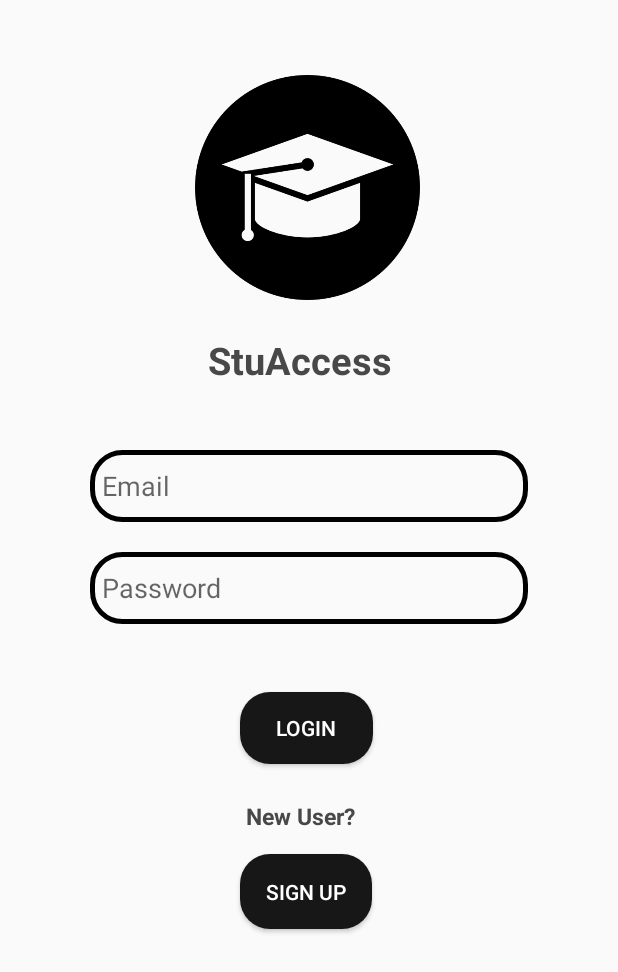
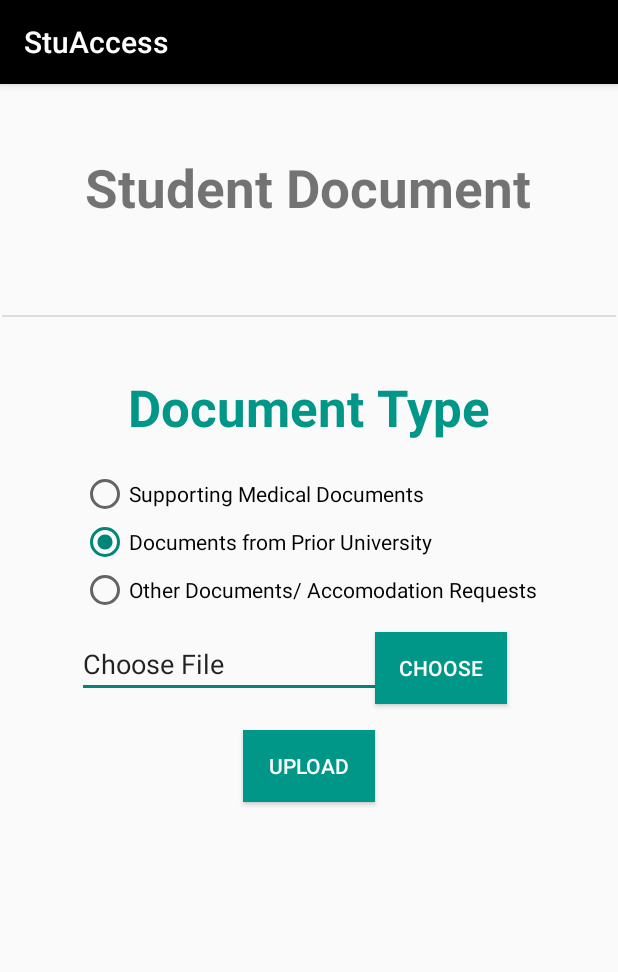
Before and after one commit to NIRAV-13/All-Access, an Android app: the screen it shows after launch (Login before the commit, UploadFile after it), on a phone screen of 412 x 824 dp. Shown: the top 972 px of the screen. Run offline under Robolectric (Android 15) with nearby library versions, the phone set to English and light mode, and no system bars; our stand-ins replace Firebase (no records; nobody signed in at launch, a user with empty details on screens opened directly).

Commit message:
Feature Stash Applied

```diff
--- a/app/build.gradle
+++ b/app/build.gradle
@@ -36,10 +36,10 @@ android {
 }
 
 dependencies {
-    implementation 'com.google.firebase:firebase-firestore:24.4.1'
+    implementation 'com.google.firebase:firebase-auth-ktx:21.0.2'
+    implementation 'com.google.firebase:firebase-firestore-ktx:24.4.1'
+    implementation 'com.google.firebase:firebase-database-ktx:20.1.0'
     implementation 'com.google.firebase:firebase-storage:20.1.0'
-    implementation 'com.android.volley:volley:1.2.1'
-    implementation 'com.google.firebase:firebase-database:20.0.4'
     def nav_version = "2.5.3"
 
     // Java language implementation
--- /dev/null
+++ b/app/src/main/java/com/mobile/macs_13/controller/FileOperation/UploadFile.kt
@@ -0,0 +1,96 @@
+package com.mobile.macs_13.controller.FileOperation
+
+import android.app.Activity
+import android.content.Intent
+import android.icu.text.UnicodeSet.EMPTY
+import android.net.Uri
+import android.net.Uri.EMPTY
+import android.os.Bundle
+import android.text.Editable
+import android.view.View
+import android.widget.Button
+import android.widget.EditText
+import android.widget.RadioButton
+import android.widget.RadioGroup
+import android.widget.Toast
+import androidx.appcompat.app.AppCompatActivity
+import com.google.firebase.storage.FirebaseStorage
+import com.google.firebase.storage.StorageReference
+import com.google.firebase.storage.UploadTask
+import com.mobile.macs_13.R
+
+
+class UploadFile : AppCompatActivity() {
+    lateinit var button: Button
+    val pdf: Int = 0
+    lateinit var uri: Uri
+    lateinit var mStorage: StorageReference
+    lateinit var choosebtn: Button
+    private var radioGroup: RadioGroup? = null
+    private  var selectedRadioButton: RadioButton? =null
+    override fun onCreate(savedInstanceState: Bundle?) {
+        uri = Uri.EMPTY
+        super.onCreate(savedInstanceState)
+        setContentView(R.layout.activity_upload_file)
+        mStorage = FirebaseStorage.getInstance().getReference("uploads")
+        button = findViewById(R.id.uploadButton)
+        choosebtn = findViewById(R.id.chooseButton)
+        radioGroup = findViewById(R.id.radiogroup);
+        radioGroup?.setOnCheckedChangeListener(
+            RadioGroup.OnCheckedChangeListener { group, checkedId ->
+                // The flow will come here when
+                // any of the radio buttons in the radioGroup
+                // has been clicked
+                // Check which radio button has been clicked
+                // Get the selected Radio Button
+                selectedRadioButton= group
+                    .findViewById<View>(checkedId) as RadioButton
+            })
+
+        choosebtn.setOnClickListener { view: View? ->
+            val intent = Intent()
+            intent.type = "application/pdf"
+            intent.setAction(Intent.ACTION_GET_CONTENT)
+            startActivityForResult(Intent.createChooser(intent, "Select PDF"), pdf)
+        }
+        button.setOnClickListener{
+            if(uri === Uri.EMPTY) {
+                    Toast.makeText(applicationContext,"Please Choose a File!",Toast.LENGTH_SHORT).show()
+                }
+                else{
+                upload()
+                }
+
+        }
+
+
+    }
+
+    override fun onActivityResult(requestCode: Int, resultCode: Int, data: Intent?) {
+        if (resultCode == Activity.RESULT_OK) {
+            if (requestCode == pdf) {
+                uri = data!!.data!!
+                val chooseFileText = findViewById<EditText>(R.id.chooseFileText)
+                chooseFileText?.setText(uri.toString())
+                //upload()
+            }
+        }
+        super.onActivityResult(requestCode, resultCode, data)
+    }
+
+
+    private fun upload(){
+        var mRefrence = mStorage.child(uri.lastPathSegment.toString())
+            mRefrence.putFile(uri).addOnSuccessListener { taskSnapshot: UploadTask.TaskSnapshot? ->
+                var url = taskSnapshot!!.uploadSessionUri
+//                val dwnTxt = findViewById<TextView>(R.id.dwnTxt)
+//                dwnTxt.text = url.toString()
+                Toast.makeText(this, "Successfully uploaded "+selectedRadioButton?.text.toString(), Toast.LENGTH_LONG).show()
+            }.addOnFailureListener{
+                Toast.makeText(this, "Fail to upload", Toast.LENGTH_LONG).show()
+            }
+
+
+
+    }
+}
--- /dev/null
+++ b/app/src/main/java/com/mobile/macs_13/model/Feedback Model.kt
@@ -0,0 +1,5 @@
+package com.mobile.macs_13.model
+
+
+class FeedbackModel(var advisorName:String, var advisordiscussion:String,var duration: String,var subject:String,var suggestion:String, var meeting:String) {
+}
--- /dev/null
+++ b/app/src/main/res/layout/activity_upload_file.xml
@@ -0,0 +1,134 @@
+<?xml version="1.0" encoding="utf-8"?>
+<androidx.constraintlayout.widget.ConstraintLayout xmlns:android="http://schemas.android.com/apk/res/android"
+    xmlns:app="http://schemas.android.com/apk/res-auto"
+    xmlns:tools="http://schemas.android.com/tools"
+    android:layout_width="match_parent"
+    android:layout_height="match_parent"
+    tools:context=".controller.FileOperation.UploadFile">
+
+    <Button
+        android:id="@+id/chooseButton"
+        android:layout_width="wrap_content"
+        android:layout_height="wrap_content"
+        android:background="#009688"
+        android:text="Choose"
+        android:textColor="#FDFFFFFF"
+        app:layout_constraintBottom_toBottomOf="parent"
+        app:layout_constraintEnd_toEndOf="parent"
+        app:layout_constraintHorizontal_bias="0.772"
+        app:layout_constraintStart_toStartOf="parent"
+        app:layout_constraintTop_toTopOf="parent"
+        app:layout_constraintVertical_bias="0.507"
+        tools:ignore="MissingConstraints" />
+
+    <Button
+        android:id="@+id/uploadButton"
+        android:layout_width="wrap_content"
+        android:layout_height="wrap_content"
+        android:background="#009688"
+        android:text="Upload"
+        android:textColor="#FAFFFFFF"
+        app:layout_constraintBottom_toBottomOf="parent"
+        app:layout_constraintEnd_toEndOf="parent"
+        app:layout_constraintStart_toStartOf="parent"
+        app:layout_constraintTop_toTopOf="parent"
+        app:layout_constraintVertical_bias="0.598"
+        tools:ignore="MissingConstraints" />
+
+    <TextView
+        android:id="@+id/dwnTxt"
+        android:layout_width="wrap_content"
+        android:layout_height="wrap_content"
+        android:layout_marginStart="58dp"
+        android:layout_marginTop="32dp"
+        android:layout_marginEnd="59dp"
+        android:layout_marginBottom="24dp"
+        android:text="Student Document"
+        android:textSize="35dp"
+        android:textStyle="bold"
+        app:layout_constraintBottom_toTopOf="@+id/divider"
+        app:layout_constraintEnd_toEndOf="parent"
+        app:layout_constraintStart_toStartOf="parent"
+        app:layout_constraintTop_toTopOf="parent"
+        tools:ignore="MissingConstraints" />
+
+    <View
+        android:id="@+id/divider"
+        android:layout_width="409dp"
+        android:layout_height="1dp"
+        android:layout_marginStart="1dp"
+        android:layout_marginTop="24dp"
+        android:layout_marginEnd="1dp"
+        android:layout_marginBottom="24dp"
+        android:background="?android:attr/listDivider"
+        app:layout_constraintBottom_toTopOf="@+id/textView"
+        app:layout_constraintEnd_toEndOf="parent"
+        app:layout_constraintStart_toStartOf="parent"
+        app:layout_constraintTop_toBottomOf="@+id/dwnTxt"
+        tools:ignore="MissingConstraints" />
+
+
+    <TextView
+        android:id="@+id/textView"
+        android:layout_width="wrap_content"
+        android:layout_height="wrap_content"
+        android:text="Document Type"
+        android:textColor="#009688"
+        android:textSize="34sp"
+        android:textStyle="bold"
+        app:layout_constraintBottom_toBottomOf="parent"
+        app:layout_constraintEnd_toEndOf="parent"
+        app:layout_constraintStart_toStartOf="parent"
+        app:layout_constraintTop_toTopOf="parent"
+        app:layout_constraintVertical_bias="0.267"
+        tools:ignore="MissingConstraints" />
+
+    <RadioGroup
+        android:id="@+id/radiogroup"
+        android:layout_width="wrap_content"
+        android:layout_height="wrap_content"
+        app:layout_constraintBottom_toBottomOf="parent"
+        app:layout_constraintEnd_toEndOf="parent"
+        app:layout_constraintHorizontal_bias="0.503"
+        app:layout_constraintStart_toStartOf="parent"
+        app:layout_constraintTop_toTopOf="parent"
+        app:layout_constraintVertical_bias="0.383"
+        tools:ignore="MissingConstraints">
+
+        <RadioButton
+            android:id="@+id/radio_one"
+            android:layout_width="wrap_content"
+            android:layout_height="wrap_content"
+            android:text="Supporting Medical Documents" />
+
+        <RadioButton
+            android:id="@+id/radio_two"
+            android:layout_width="wrap_content"
+            android:layout_height="wrap_content"
+            android:checked="true"
+            android:text="Documents from Prior University" />
+
+        <RadioButton
+            android:id="@+id/radio_three"
+            android:layout_width="wrap_content"
+            android:layout_height="wrap_content"
+            android:text="Other Documents/ Accomodation Requests" />
+
+    </RadioGroup>
+
+    <EditText
+        android:id="@+id/chooseFileText"
+        android:layout_width="wrap_content"
+        android:layout_height="wrap_content"
+        android:ems="10"
+        android:inputType="textUri"
+        android:text="Choose File"
+        app:layout_constraintBottom_toBottomOf="parent"
+        app:layout_constraintEnd_toEndOf="parent"
+        app:layout_constraintHorizontal_bias="0.257"
+        app:layout_constraintStart_toStartOf="parent"
+        app:layout_constraintTop_toTopOf="parent"
+        app:layout_constraintVertical_bias="0.504" />
+
+
+</androidx.constraintlayout.widget.ConstraintLayout>
--- a/app/src/main/res/values/strings.xml
+++ b/app/src/main/res/values/strings.xml
@@ -16,4 +16,8 @@
     <string name="stuaccess">StuAccess</string>
     <string name="student_accesibility_logo">Student Accesibility Logo</string>
     <string name="new_user">New User?</string>
+    <string-array name="options">
+        <item>Yes</item>
+        <item>No</item>
+    </string-array>
 </resources>
```
Also changed, not shown: app/src/main/AndroidManifest.xml (+28 -9 lines), app/src/main/java/com/mobile/macs_13/controller/Feedback/UserFeedbackActivity.kt (added, +56 -0 lines), app/src/main/java/com/mobile/macs_13/controller/FileOperation/DownloadFile.kt (added, +71 -0 lines), app/src/main/res/layout/activity_download_file.xml (added, +119 -0 lines), app/src/main/res/layout/activity_user_feedback.xml (added, +118 -0 lines).
